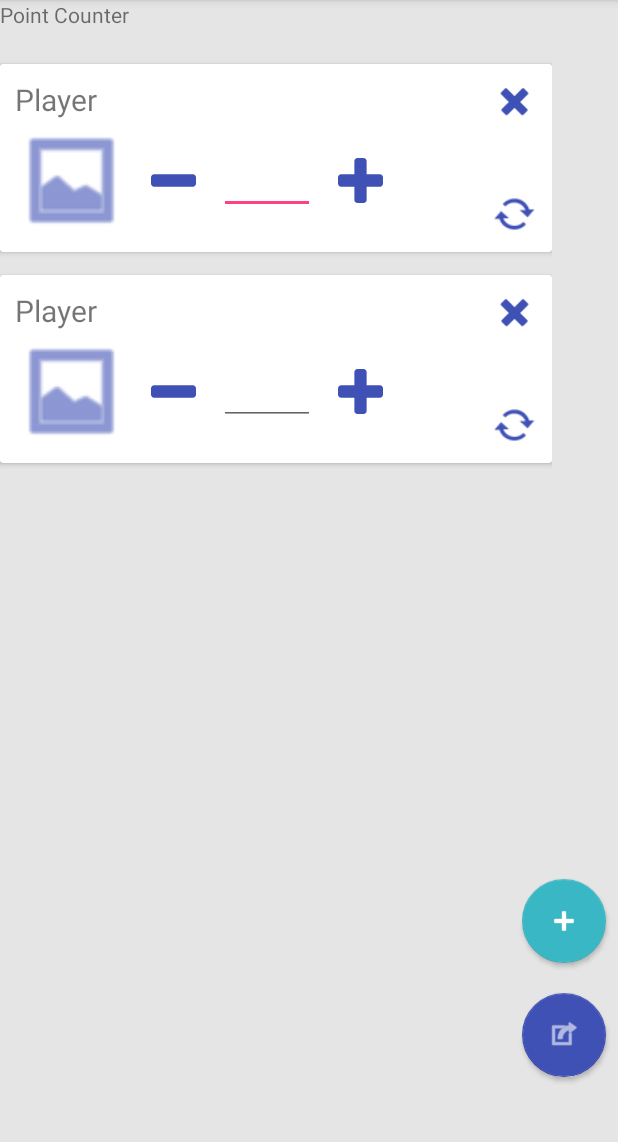
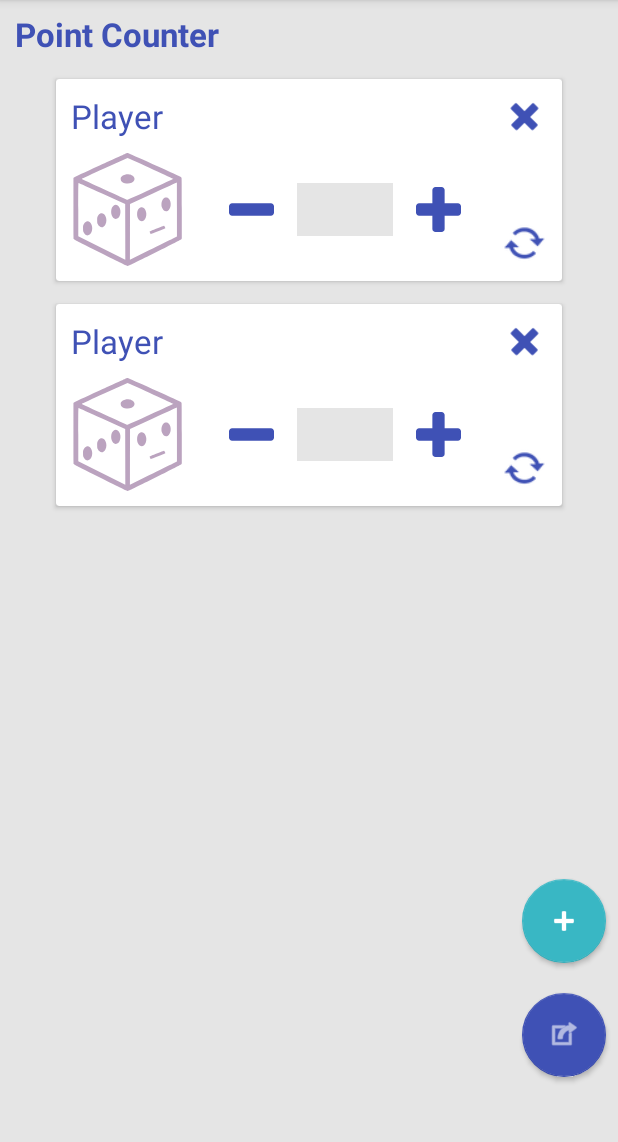
Before and after one commit to Nashunn/ESIEA-RPGToolbox, an Android app: the screen it shows after launch (MainActivity), on a phone screen of 412 x 824 dp, the part 84-1226 px from its top. Run offline under Robolectric (Android 15) with nearby library versions, the phone set to English and light mode, and no system bars.

Commit message:
improve design for player list

```diff
--- a/app/src/main/java/fr/nashunn/rpg_toolbox/model/Player.java
+++ b/app/src/main/java/fr/nashunn/rpg_toolbox/model/Player.java
@@ -1,6 +1,9 @@
 package fr.nashunn.rpg_toolbox.model;
 
 public class Player {
+    private String name;
+    private int score;
+
     public Player() {
     }
 }
--- a/app/src/main/java/fr/nashunn/rpg_toolbox/model/PlayerListAdapter.java
+++ b/app/src/main/java/fr/nashunn/rpg_toolbox/model/PlayerListAdapter.java
@@ -1,7 +1,10 @@
 package fr.nashunn.rpg_toolbox.model;
 
 import android.content.Context;
+import android.content.res.ColorStateList;
+import android.graphics.Color;
 import android.support.annotation.NonNull;
+import android.support.v4.widget.ImageViewCompat;
 import android.support.v7.widget.RecyclerView;
 import android.view.LayoutInflater;
 import android.view.View;
@@ -10,6 +13,7 @@ import android.view.ViewGroup;
 import java.util.List;
 
 import fr.nashunn.rpg_toolbox.R;
+import fr.nashunn.rpg_toolbox.view.MainActivity;
 
 public class PlayerListAdapter extends RecyclerView.Adapter<PlayerViewHolder> {
     private List<Player> dataset;
@@ -36,7 +40,11 @@ public class PlayerListAdapter extends RecyclerView.Adapter<PlayerViewHolder> {
         final Player currentPlayer = dataset.get(position);
         holder.setCurrentPlayer(currentPlayer);
 
-        //Picasso.get().load(currentPlayer.getIcon()).into(holder.iv_image);
+        // Avatar : Get color and prepare avatar
+        List colors = MainActivity.randomColor();
+        ImageViewCompat.setImageTintList(holder.iv_playerAvatar, ColorStateList.valueOf((Integer)colors.get(0)));
+
+        // Set player information
         holder.tv_playerName.setText("Player");
     }
 
--- a/app/src/main/java/fr/nashunn/rpg_toolbox/view/DrawDice.java
+++ b/app/src/main/java/fr/nashunn/rpg_toolbox/view/DrawDice.java
@@ -40,7 +40,7 @@ public class DrawDice extends View {
     }
 
     public void init() {
-        List color = randomColor();
+        List color = MainActivity.randomColor();
 
         paint = new Paint();
         paint.setColor((Integer) color.get(0));
@@ -88,18 +88,4 @@ public class DrawDice extends View {
         super.onDraw(c);
         c.drawPath(path, paint);
     }
-
-    private List randomColor() {
-        List result = new ArrayList<Integer>();
-        Random rnd = new Random();
-        int r, g, b;
-        r = rnd.nextInt(256);
-        g = rnd.nextInt(256);
-        b = rnd.nextInt(256);
-
-        result.add(Color.argb(255, r, g, b));
-        result.add(Color.argb(150, r, g, b));
-
-        return result;
-    }
 }
--- a/app/src/main/java/fr/nashunn/rpg_toolbox/view/MainActivity.java
+++ b/app/src/main/java/fr/nashunn/rpg_toolbox/view/MainActivity.java
@@ -1,9 +1,14 @@
  package fr.nashunn.rpg_toolbox.view;
 
+import android.graphics.Color;
 import android.support.v4.app.Fragment;
 import android.support.v4.app.FragmentTransaction;
 import android.support.v7.app.AppCompatActivity;
 import android.os.Bundle;
+
+import java.util.ArrayList;
+import java.util.List;
+import java.util.Random;
 
 import fr.nashunn.rpg_toolbox.R;
 
@@ -24,4 +29,18 @@ public class MainActivity extends AppCompatActivity {
         transaction.addToBackStack(null);
         transaction.commit();
     }
+
+    public static List<Color> randomColor() {
+        List result = new ArrayList<Integer>();
+        Random rnd = new Random();
+        int r, g, b;
+        r = rnd.nextInt(256);
+        g = rnd.nextInt(256);
+        b = rnd.nextInt(256);
+
+        result.add(Color.argb(255, r, g, b));
+        result.add(Color.argb(150, r, g, b));
+
+        return result;
+    }
 }
--- /dev/null
+++ b/app/src/main/res/drawable/ic_rpgtoolbox_player.xml
@@ -0,0 +1,19 @@
+<vector android:height="100dp" android:viewportHeight="512"
+    android:viewportWidth="512" android:width="100dp" xmlns:android="http://schemas.android.com/apk/res/android">
+    <path android:fillColor="#000000"
+        android:pathData="M249,2.3c-3,1.3 -56.8,25.6 -119.5,54.1 -72.8,33.1 -114.8,52.7 -116.2,54.3l-2.3,2.4 0,136.9c0,104.8 0.3,137.5 1.2,139.6 1,2.2 21.1,12.5 121,62.5 90,45 120.7,59.9 123.3,59.9 4.8,-0 240.3,-117.6 243.4,-121.6l2.1,-2.7 0,-136.6c0,-106.8 -0.3,-137.1 -1.3,-139.1 -0.7,-1.4 -2.8,-3.3 -4.7,-4.2 -23.8,-11.4 -236.1,-107.1 -238.4,-107.4 -1.9,-0.3 -5.2,0.5 -8.6,1.9zM373.5,75.5c49.5,22.4 90.4,41.1 90.8,41.5 0.8,0.7 -205.7,95 -208,95 -2,-0 -207.4,-93.7 -207.4,-94.6 -0.1,-0.4 46.6,-22 103.7,-48l103.7,-47.1 13.6,6.2c7.5,3.4 54.1,24.5 103.6,47zM480,256l0,122 -20.2,10.1c-11.2,5.6 -59.1,29.4 -106.6,53l-86.2,42.8 0.2,-126.7 0.3,-126.6 106,-48.3c58.3,-26.5 106.1,-48.2 106.3,-48.3 0.1,-0 0.2,54.9 0.2,122zM141,183.5l104.5,47.4 0.3,126.6 0.2,126.5 -106.5,-53.2 -106.5,-53.3 0,-121.3c0,-115.1 0.1,-121.3 1.8,-120.8 0.9,0.3 48.7,22 106.2,48.1z" android:strokeColor="#00000000"/>
+    <path android:fillColor="#000000"
+        android:pathData="M247.9,97c-9.7,1.7 -18.2,7 -21.5,13.2 -0.8,1.5 -1.4,4.8 -1.4,7.3 0,10.8 9,18.2 24.6,20.4 16,2.3 31.5,-3.2 36.4,-12.9 5.3,-10.3 -0.2,-21 -13.3,-25.8 -6.4,-2.4 -18.1,-3.5 -24.8,-2.2z" android:strokeColor="#00000000"/>
+    <path android:fillColor="#000000"
+        android:pathData="M423.7,203.1c-12.3,6.5 -17.6,30.5 -10.3,46.6 4.5,9.7 10.1,14.3 17.6,14.3 4.8,-0 8.5,-1.7 12.1,-5.7 13.8,-14.7 10.8,-47.2 -5.1,-55.3 -4.9,-2.5 -9.4,-2.5 -14.3,0.1z" android:strokeColor="#00000000"/>
+    <path android:fillColor="#000000"
+        android:pathData="M317.3,246.1c-6.8,1.4 -12.7,7.8 -16,17.2 -2.6,7.4 -2.4,22.4 0.4,29.3 2.7,6.9 6.8,12.1 11.4,14.5 20.1,10.2 36.5,-23.2 23.9,-48.8 -4.7,-9.5 -11.8,-13.9 -19.7,-12.2z" android:strokeColor="#00000000"/>
+    <path android:fillColor="#000000"
+        android:pathData="M388.5,342.2c-17.6,7.2 -32.2,13.2 -32.4,13.4 -0.7,0.6 4.4,11.6 5.5,12.1 0.9,0.3 64.7,-25 66.3,-26.3 0.8,-0.7 -4.7,-11.9 -6,-12.1 -0.8,-0.2 -15.8,5.6 -33.4,12.9z" android:strokeColor="#00000000"/>
+    <path android:fillColor="#000000"
+        android:pathData="M195,237.2c-8.5,5.8 -13.1,16.1 -13.1,29.2 0,22.2 13.2,37.1 27.4,30.8 18.7,-8.3 20.3,-47.9 2.4,-59.6 -5.3,-3.4 -12,-3.6 -16.7,-0.4z" android:strokeColor="#00000000"/>
+    <path android:fillColor="#000000"
+        android:pathData="M134.8,273.2c-4.9,1.3 -10.5,6.9 -13.7,13.7 -2.3,5.1 -2.6,6.8 -2.6,17.6 0,10.8 0.3,12.5 2.6,17.6 8.7,18.4 26.2,19.3 34.8,1.6 6.1,-12.4 6,-26.3 -0.2,-38.7 -4.9,-9.8 -12.4,-14.1 -20.9,-11.8z" android:strokeColor="#00000000"/>
+    <path android:fillColor="#000000"
+        android:pathData="M70.3,310.1c-4.5,1.3 -10.1,7.2 -13.2,13.8 -2.4,5.1 -2.6,6.7 -2.6,17.6 0.1,10.7 0.4,12.6 2.6,17.5 3,6.4 9.2,12.4 14.3,13.8 7.9,2.2 16.6,-3.2 21.2,-13.2 10.9,-23.9 -3.3,-55.3 -22.3,-49.5z" android:strokeColor="#00000000"/>
+</vector>
--- a/app/src/main/res/layout/fragment_user_list.xml
+++ b/app/src/main/res/layout/fragment_user_list.xml
@@ -1,6 +1,5 @@
 <?xml version="1.0" encoding="utf-8"?>
-<android.support.constraint.ConstraintLayout
-    xmlns:android="http://schemas.android.com/apk/res/android"
+<android.support.constraint.ConstraintLayout xmlns:android="http://schemas.android.com/apk/res/android"
     xmlns:app="http://schemas.android.com/apk/res-auto"
     xmlns:tools="http://schemas.android.com/tools"
     android:id="@+id/fragment_user_list"
@@ -10,19 +9,18 @@
 
     <TextView
         android:id="@+id/tv_titleList"
+        android:layout_width="match_parent"
+        android:layout_height="wrap_content"
+        android:layout_marginEnd="8dp"
+        android:layout_marginStart="10dp"
+        android:layout_marginTop="8dp"
         android:text="Point Counter"
-        android:layout_width="match_parent"
-        android:layout_height="wrap_content" />
-
-    <android.support.v7.widget.RecyclerView
-        android:id="@+id/player_recylerView"
-        android:layout_width="368dp"
-        android:layout_height="542dp"
-        android:layout_alignParentBottom="true"
-        android:layout_alignParentStart="true"
-        android:layout_marginTop="8dp"
-        app:layout_constraintTop_toBottomOf="@+id/tv_titleList"
-        tools:layout_editor_absoluteX="8dp" />
+        android:textColor="@color/colorPrimary"
+        android:textSize="22sp"
+        android:textStyle="bold"
+        app:layout_constraintEnd_toEndOf="parent"
+        app:layout_constraintStart_toStartOf="parent"
+        app:layout_constraintTop_toTopOf="parent" />
 
     <android.support.design.widget.FloatingActionButton
         android:id="@+id/btn_addPlayer"
@@ -58,4 +56,19 @@
         app:layout_constraintBottom_toBottomOf="parent"
         app:layout_constraintEnd_toEndOf="parent" />
 
+    <android.support.v7.widget.RecyclerView
+        android:id="@+id/player_recylerView"
+        android:layout_width="368dp"
+        android:layout_height="599dp"
+        android:layout_alignParentBottom="true"
+        android:layout_alignParentStart="true"
+        android:layout_marginBottom="8dp"
+        android:layout_marginEnd="8dp"
+        android:layout_marginStart="8dp"
+        app:layout_constraintBottom_toBottomOf="parent"
+        app:layout_constraintEnd_toEndOf="parent"
+        app:layout_constraintStart_toStartOf="parent"
+        app:layout_constraintTop_toBottomOf="@+id/tv_titleList"
+        app:layout_constraintVertical_bias="0.0" />
+
 </android.support.constraint.ConstraintLayout>
--- a/app/src/main/res/layout/player_row_layout.xml
+++ b/app/src/main/res/layout/player_row_layout.xml
@@ -7,7 +7,9 @@
     app:cardElevation="2dp"
     android:layout_width="match_parent"
     android:layout_height="wrap_content"
-    android:layout_marginTop="15dp">
+    android:layout_marginTop="15dp"
+    android:layout_marginRight="15dp"
+    android:layout_marginLeft="15dp">
 
     <GridLayout
         android:layout_width="match_parent"
@@ -20,10 +22,12 @@
             android:id="@+id/tv_playerName"
             android:layout_width="wrap_content"
             android:layout_height="wrap_content"
+            android:layout_marginBottom="10dp"
             android:layout_column="0"
             android:layout_row="0"
-            android:text="Name Player"
-            android:textSize="20sp" />
+            android:text="Player Name"
+            android:textColor="@color/colorPrimary"
+            android:textSize="22sp" />
 
         <ImageView
             android:id="@+id/iv_deletePlayer"
@@ -42,11 +46,11 @@
             android:layout_height="75dp"
             android:layout_column="0"
             android:layout_gravity="center_vertical"
-            android:layout_marginRight="15dp"
             android:layout_row="1"
             android:layout_rowSpan="2"
+            android:layout_marginRight="30dp"
             android:tint="@color/colorPrimary"
-            app:srcCompat="@android:drawable/ic_menu_gallery" />
+            app:srcCompat="@drawable/ic_rpgtoolbox_player"/>
 
         <LinearLayout
             android:layout_width="wrap_content"
@@ -70,9 +74,10 @@
             <EditText
                 android:id="@+id/et_playerScore"
                 android:layout_width="wrap_content"
-                android:layout_height="wrap_content"
+                android:layout_height="35sp"
+                android:layout_marginHorizontal="15dp"
+                android:background="#e5e5e5"
                 android:ems="3"
-                android:layout_marginHorizontal="15dp"
                 android:inputType="numberSigned" />
 
             <ImageView
```
